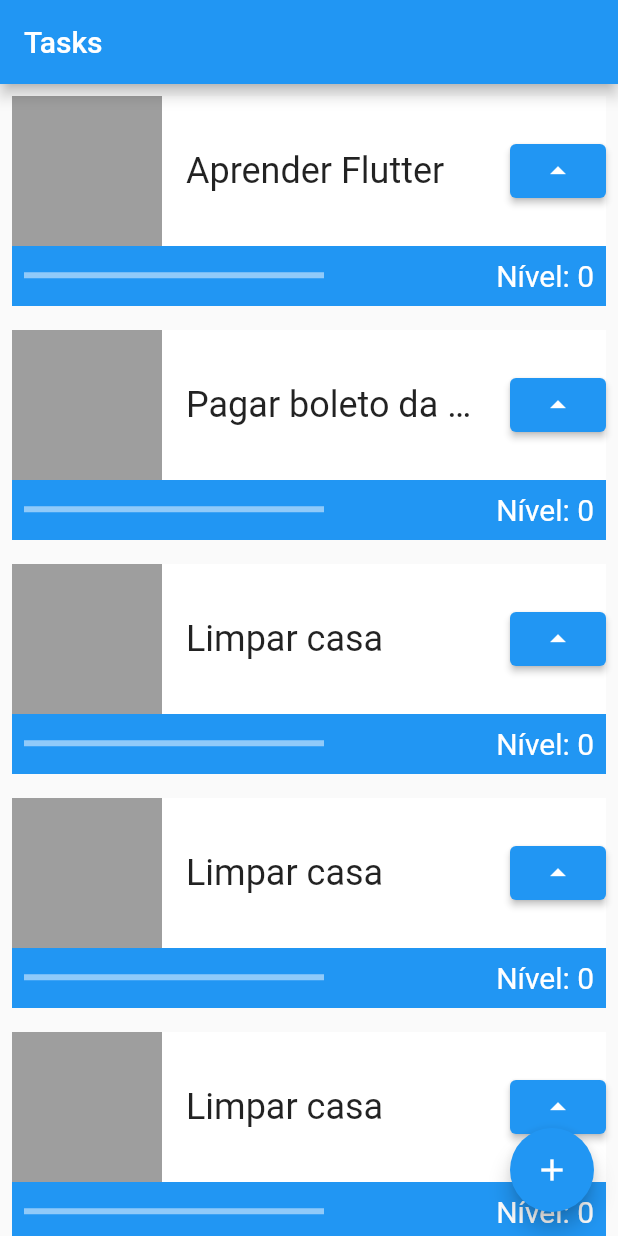
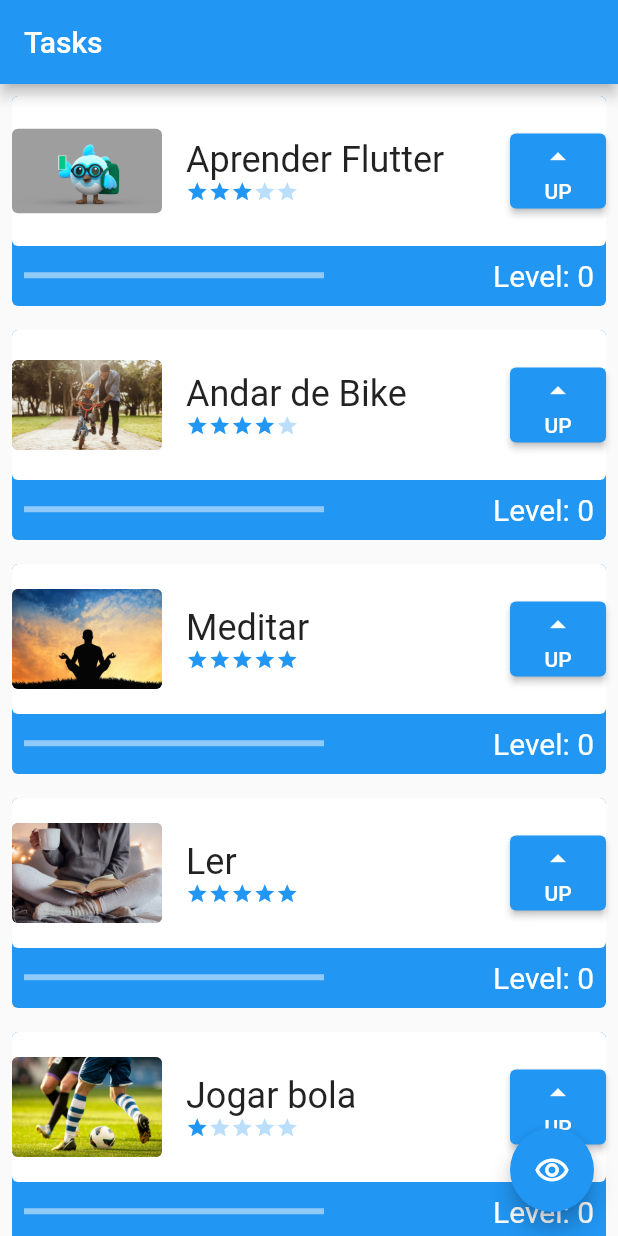
Before and after one commit to kaiodacosta/fist_project_flutter, a Flutter app: the screen it shows after launch, on a phone screen of 412 x 824 dp. Run offline on Flutter 3.47's test engine with Material 2 defaults, Android fonts, the phone set to English and light mode, and no system bars.

Commit message:
Addition of images and option to hide for tasks; renaming name project from fist_project to todo;

```diff
--- a/analysis_options.yaml
+++ b/analysis_options.yaml
@@ -22,8 +22,8 @@ linter:
   # `// ignore_for_file: name_of_lint` syntax on the line or in the file
   # producing the lint.
   rules:
-    # avoid_print: false  # Uncomment to disable the `avoid_print` rule
-    # prefer_single_quotes: true  # Uncomment to enable the `prefer_single_quotes` rule
+  # avoid_print: false  # Uncomment to disable the `avoid_print` rule
+  # prefer_single_quotes: true  # Uncomment to enable the `prefer_single_quotes` rule
 
 # Additional information about this file can be found at
 # https://dart.dev/guides/language/analysis-options
--- /dev/null
+++ b/lib/components/difficult.dart
@@ -0,0 +1,43 @@
+import 'package:flutter/material.dart';
+
+class Difficult extends StatelessWidget {
+  final int difficultLevel;
+
+  const Difficult({
+    required this.difficultLevel,
+    Key? key,
+  }) : super(key: key);
+
+  @override
+  Widget build(BuildContext context) {
+    return Row(
+      children: [
+        Icon(
+          Icons.star,
+          size: 15,
+          color: (difficultLevel >= 1) ? Colors.blue : Colors.blue[100],
+        ),
+        Icon(
+          Icons.star,
+          size: 15,
+          color: (difficultLevel >= 2) ? Colors.blue : Colors.blue[100],
+        ),
+        Icon(
+          Icons.star,
+          size: 15,
+          color: (difficultLevel >= 3) ? Colors.blue : Colors.blue[100],
+        ),
+        Icon(
+          Icons.star,
+          size: 15,
+          color: (difficultLevel >= 4) ? Colors.blue : Colors.blue[100],
+        ),
+        Icon(
+          Icons.star,
+          size: 15,
+          color: (difficultLevel >= 5) ? Colors.blue : Colors.blue[100],
+        ),
+      ],
+    );
+  }
+}
--- /dev/null
+++ b/lib/components/task.dart
@@ -0,0 +1,118 @@
+import 'package:todo/components/difficult.dart';
+import 'package:flutter/material.dart';
+
+class Task extends StatefulWidget {
+  final String name;
+  final String foto;
+  final int difficult;
+
+  const Task(this.name, this.foto, this.difficult, {Key? key})
+      : super(key: key);
+
+  @override
+  State<Task> createState() => _TaskState();
+}
+
+class _TaskState extends State<Task> {
+  int level = 0;
+
+  @override
+  Widget build(BuildContext context) {
+    return Padding(
+      padding: const EdgeInsets.all(8.0),
+      child: Stack(
+        children: [
+          Container(
+            decoration: BoxDecoration(
+                borderRadius: BorderRadius.circular(4), color: Colors.blue),
+            height: 140,
+          ),
+          Column(
+            children: [
+              Container(
+                decoration: BoxDecoration(
+                  borderRadius: BorderRadius.circular(4),
+                  color: Colors.white,
+                ),
+                height: 100,
+                child: Row(
+                  mainAxisAlignment: MainAxisAlignment.spaceBetween,
+                  children: [
+                    Container(
+                      decoration: BoxDecoration(
+                        borderRadius: BorderRadius.circular(4),
+                        color: Colors.grey,
+                      ),
+                      width: 100,
+                      child: ClipRRect(
+                        borderRadius: BorderRadius.circular(4),
+                        child: Image.asset(
+                          widget.foto,
+                          fit: BoxFit.cover,
+                        ),
+                      ),
+                    ),
+                    Column(
+                      mainAxisAlignment: MainAxisAlignment.center,
+                      crossAxisAlignment: CrossAxisAlignment.start,
+                      children: [
+                        SizedBox(
+                            width: 200,
+                            child: Text(widget.name,
+                                style: const TextStyle(
+                                    fontSize: 24,
+                                    overflow: TextOverflow.ellipsis))),
+                        Difficult(
+                          difficultLevel: widget.difficult,
+                        ),
+                      ],
+                    ),
+                    Container(
+                      height: 50,
+                      child: ElevatedButton(
+                        onPressed: () {
+                          setState(() {
+                            level++;
+                          });
+                          // print(level);
+                        },
+                        child: Column(
+                          mainAxisAlignment: MainAxisAlignment.spaceEvenly,
+                          children: const [
+                            Icon(Icons.arrow_drop_up),
+                            Text('UP')
+                          ],
+                        ),
+                      ),
+                    ),
+                  ],
+                ),
+              ),
+              Padding(
+                padding: const EdgeInsets.all(8.0),
+                child: Row(
+                  mainAxisAlignment: MainAxisAlignment.spaceBetween,
+                  children: [
+                    SizedBox(
+                      width: 200,
+                      child: LinearProgressIndicator(
+                        color: Colors.white,
+                        value: (widget.difficult != 0)
+                            ? (level / widget.difficult) / 10
+                            : 1,
+                      ),
+                    ),
+                    Text(
+                      'Level: $level',
+                      style: const TextStyle(color: Colors.white, fontSize: 20),
+                    ),
+                  ],
+                ),
+              )
+            ],
+          ),
+        ],
+      ),
+    );
+  }
+}
--- a/lib/components/tasks.dart
+++ /dev/null
@@ -1,80 +0,0 @@
-import 'package:flutter/material.dart';
-
-class Task extends StatefulWidget {
-  final String name;
-
-  const Task(this.name, {Key? key}) : super(key: key);
-
-  @override
-  State<Task> createState() => _TaskState();
-}
-
-class _TaskState extends State<Task> {
-  int level = 0;
-
-  @override
-  Widget build(BuildContext context) {
-    return Padding(
-      padding: const EdgeInsets.all(8.0),
-      child: Stack(
-        children: [
-          Container(
-            color: Colors.blue,
-            height: 140,
-          ),
-          Column(
-            children: [
-              Container(
-                color: Colors.white,
-                height: 100,
-                child: Row(
-                  mainAxisAlignment: MainAxisAlignment.spaceBetween,
-                  children: [
-                    Container(
-                      color: Colors.grey,
-                      width: 100,
-                    ),
-                    SizedBox(
-                        width: 200,
-                        child: Text(widget.name,
-                            style: const TextStyle(
-                                fontSize: 24,
-                                overflow: TextOverflow.ellipsis))),
-                    ElevatedButton(
-                      onPressed: () {
-                        setState(() {
-                          level++;
-                        });
-                        // print(level);
-                      },
-                      child: const Icon(Icons.arrow_drop_up),
-                    ),
-                  ],
-                ),
-              ),
-              Padding(
-                padding: const EdgeInsets.all(8.0),
-                child: Row(
-                  mainAxisAlignment: MainAxisAlignment.spaceBetween,
-                  children: [
-                    SizedBox(
-                      width: 200,
-                      child: LinearProgressIndicator(
-                        color: Colors.white,
-                        value: level / 10,
-                      ),
-                    ),
-                    Text(
-                      'Nível: $level',
-                      style: const TextStyle(color: Colors.white, fontSize: 20),
-                    ),
-                  ],
-                ),
-              )
-            ],
-          ),
-        ],
-      ),
-    );
-  }
-}
--- a/lib/main.dart
+++ b/lib/main.dart
@@ -1,4 +1,4 @@
-import 'package:fist_project/screens/todo.dart';
+import 'package:todo/screens/initial_screen.dart';
 import 'package:flutter/material.dart';
 
 void main() {
@@ -15,6 +15,6 @@ class MyApp extends StatelessWidget {
         theme: ThemeData(
           primarySwatch: Colors.blue,
         ),
-        home: const Todo());
+        home: const InitialScreen());
   }
 }
--- /dev/null
+++ b/lib/screens/initial_screen.dart
@@ -0,0 +1,62 @@
+import 'package:flutter/material.dart';
+import 'package:todo/components/task.dart';
+
+class InitialScreen extends StatefulWidget {
+  const InitialScreen({Key? key}) : super(key: key);
+
+  @override
+  State<InitialScreen> createState() => _InitialScreenState();
+}
+
+class _InitialScreenState extends State<InitialScreen> {
+  bool opacity = true;
+
+  @override
+  Widget build(BuildContext context) {
+    return Scaffold(
+      appBar: AppBar(
+        title: const Text('Tasks'),
+      ),
+      body: AnimatedOpacity(
+        opacity: (opacity) ? 1 : 0,
+        duration: const Duration(milliseconds: 800),
+        child: ListView(
+          children: const [
+            Task(
+                'Aprender Flutter',
+                'assets/images/aprender-flutter.png',
+                3),
+            Task(
+                'Andar de Bike',
+                'assets/images/andar-de-bike.jpg',
+                4),
+            Task(
+                'Meditar',
+                'assets/images/meditar.jpeg',
+                5),
+            Task(
+                'Ler',
+                'assets/images/ler.webp',
+                5),
+            Task(
+                'Jogar bola',
+                'assets/images/jogar-bola.jpg',
+                1),
+            SizedBox(
+              height: 80,
+            )
+          ],
+        ),
+      ),
+      floatingActionButton: FloatingActionButton(
+        onPressed: () {
+          setState(() {
+            opacity = !opacity;
+          });
+        },
+        child: Icon(
+            opacity ? Icons.remove_red_eye_outlined : Icons.remove_red_eye),
+      ),
+    );
+  }
+}
--- a/lib/screens/todo.dart
+++ /dev/null
@@ -1,33 +0,0 @@
-import 'package:flutter/material.dart';
-
-import '../components/tasks.dart';
-
-class Todo extends StatelessWidget {
-  const Todo({Key? key}) : super(key: key);
-
-  @override
-  Widget build(BuildContext context) {
-    return Scaffold(
-      appBar: AppBar(
-        title: const Text('Tasks'),
-      ),
-      body: ListView(
-        children: const [
-          Task('Aprender Flutter'),
-          Task('Pagar boleto da energia no 5 dia útil do mês'),
-          Task('Limpar casa'),
-          Task('Limpar casa'),
-          Task('Limpar casa'),
-          Task('Limpar casa'),
-          Task('Limpar casa'),
-          Task('Limpar casa'),
-          Task('Limpar casa'),
-        ],
-      ),
-      floatingActionButton: FloatingActionButton(
-        onPressed: () {},
-        child: const Icon(Icons.add),
-      ),
-    );
-  }
-}
--- a/pubspec.yaml
+++ b/pubspec.yaml
@@ -1,4 +1,4 @@
-name: fist_project
+name: todo
 description: My first project Flutter.
 
 # The following line prevents the package from being accidentally published to
@@ -61,6 +61,8 @@ flutter:
   # assets:
   #   - images/a_dot_burr.jpeg
   #   - images/a_dot_ham.jpeg
+  assets:
+    - assets/images/
 
   # An image asset can refer to one or more resolution-specific "variants", see
   # https://flutter.dev/assets-and-images/#resolution-aware
```
Also changed, not shown: lib/screens/second_challenge.dart (deleted, +0 -45 lines), lib/screens/second_challenge_screen.dart (added, +84 -0 lines), assets/images/andar-de-bike.jpg (added), assets/images/aprender-flutter.png (added), assets/images/jogar-bola.jpg (added), assets/images/ler.webp (added), assets/images/meditar.jpeg (added), lib/screens/first_challenge_screen.dart (renamed from lib/screens/first_challenge.dart), 14 other files.
